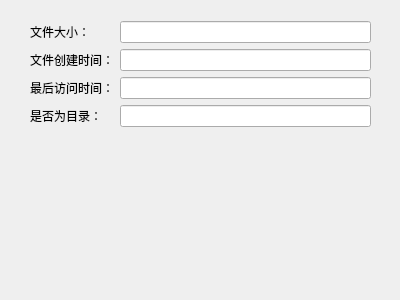
Qt form fileinfo.ui (JackZ0/2) before a commit.
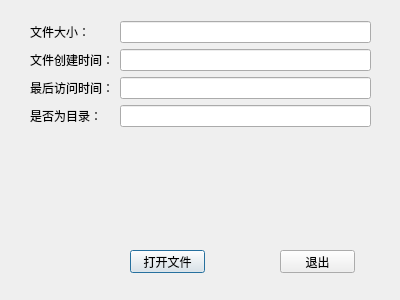
The same form after that commit.

The edit to the form file:
```diff
--- a/fileinfo.ui
+++ b/fileinfo.ui
@@ -73,6 +73,32 @@
     </item>
    </layout>
   </widget>
+  <widget class="QPushButton" name="openpushButton">
+   <property name="geometry">
+    <rect>
+     <x>130</x>
+     <y>250</y>
+     <width>75</width>
+     <height>23</height>
+    </rect>
+   </property>
+   <property name="text">
+    <string>打开文件</string>
+   </property>
+  </widget>
+  <widget class="QPushButton" name="exitpushButton">
+   <property name="geometry">
+    <rect>
+     <x>280</x>
+     <y>250</y>
+     <width>75</width>
+     <height>23</height>
+    </rect>
+   </property>
+   <property name="text">
+    <string>退出</string>
+   </property>
+  </widget>
  </widget>
  <resources/>
  <connections/>
```
Left out of the diff: 8 changed lines with no effect on the pictures.
